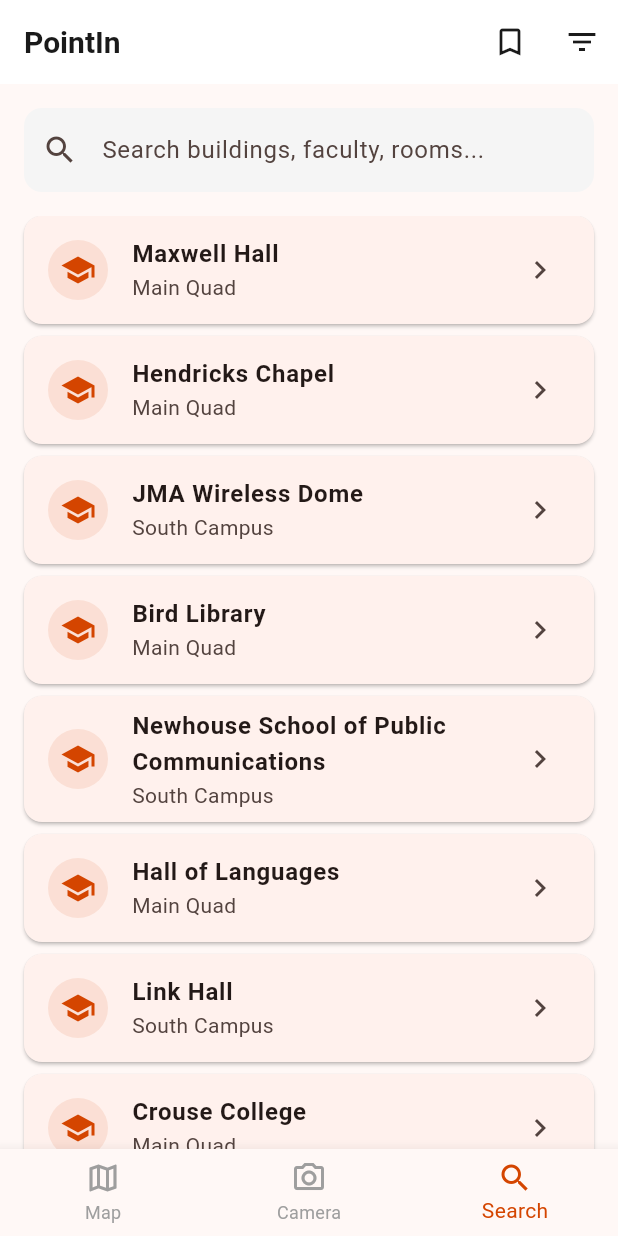
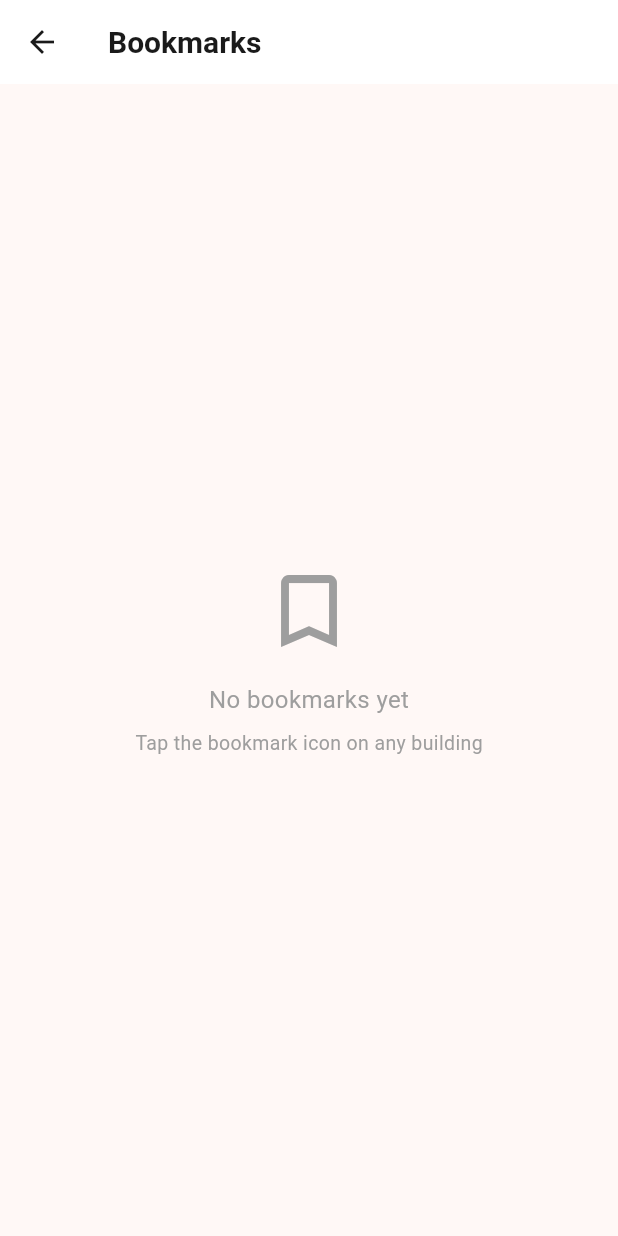
Before and after one commit to rajnishsahani/PointIn, a Flutter app: the screen it shows after launch, item 3 of the bottom bar chosen, after a tap on the "bookmark outline" icon, on a phone screen of 412 x 824 dp. Run offline on Flutter 3.47's test engine with Material 3 defaults, Android fonts, the phone set to English and light mode, and no system bars; our stand-ins replace camera, equatable, flutter_bloc, geolocator, google_maps_flutter, hive_flutter; accounts and stored records are empty.

Commit message:
Bookmarks with Hive local storage, bookmarks screen

```diff
--- a/lib/main.dart
+++ b/lib/main.dart
@@ -1,12 +1,15 @@
 import 'package:flutter/material.dart';
 import 'package:flutter_bloc/flutter_bloc.dart';
+import 'package:hive_flutter/hive_flutter.dart';
 import 'blocs/building/building_bloc.dart';
 import 'blocs/search/search_bloc.dart';
 import 'services/building_service.dart';
 import 'views/screens/home_screen.dart';
 import 'utils/app_theme.dart';
 
-void main() {
+void main() async {
+  WidgetsFlutterBinding.ensureInitialized();
+  await Hive.initFlutter();
   runApp(const PointInApp());
 }
 
@@ -20,9 +23,10 @@
     return MultiBlocProvider(
       providers: [
         BlocProvider<BuildingBloc>(
-          create: (_) =>
-              BuildingBloc(buildingService: buildingService)
-                ..add(LoadBuildings()),
+          create:
+              (_) =>
+                  BuildingBloc(buildingService: buildingService)
+                    ..add(LoadBuildings()),
         ),
         BlocProvider<SearchBloc>(
           create: (_) => SearchBloc(buildingService: buildingService),
--- /dev/null
+++ b/lib/services/local_storage_service.dart
@@ -0,0 +1,25 @@
+import 'package:hive_flutter/hive_flutter.dart';
+
+class LocalStorageService {
+  static const String _bookmarksBox = 'bookmarks';
+
+  Future<void> addBookmark(String buildingId) async {
+    final box = await Hive.openBox(_bookmarksBox);
+    await box.put(buildingId, DateTime.now().toIso8601String());
+  }
+
+  Future<void> removeBookmark(String buildingId) async {
+    final box = await Hive.openBox(_bookmarksBox);
+    await box.delete(buildingId);
+  }
+
+  Future<bool> isBookmarked(String buildingId) async {
+    final box = await Hive.openBox(_bookmarksBox);
+    return box.containsKey(buildingId);
+  }
+
+  Future<List<String>> getAllBookmarkIds() async {
+    final box = await Hive.openBox(_bookmarksBox);
+    return box.keys.cast<String>().toList();
+  }
+}
--- /dev/null
+++ b/lib/views/screens/bookmarks_screen.dart
@@ -0,0 +1,100 @@
+import 'package:flutter/material.dart';
+import '../../models/building.dart';
+import '../../services/building_service.dart';
+import '../../services/local_storage_service.dart';
+import 'building_detail_screen.dart';
+
+class BookmarksScreen extends StatefulWidget {
+  const BookmarksScreen({super.key});
+
+  @override
+  State<BookmarksScreen> createState() => _BookmarksScreenState();
+}
+
+class _BookmarksScreenState extends State<BookmarksScreen> {
+  final LocalStorageService _storage = LocalStorageService();
+  final BuildingService _buildingService = BuildingService();
+  List<Building> _bookmarkedBuildings = [];
+  bool _isLoading = true;
+
+  @override
+  void initState() {
+    super.initState();
+    _loadBookmarks();
+  }
+
+  Future<void> _loadBookmarks() async {
+    final ids = await _storage.getAllBookmarkIds();
+    final allBuildings = await _buildingService.getAllBuildings();
+    final bookmarked = allBuildings.where((b) => ids.contains(b.id)).toList();
+    setState(() {
+      _bookmarkedBuildings = bookmarked;
+      _isLoading = false;
+    });
+  }
+
+  @override
+  Widget build(BuildContext context) {
+    return Scaffold(
+      appBar: AppBar(title: const Text('Bookmarks')),
+      body:
+          _isLoading
+              ? const Center(child: CircularProgressIndicator())
+              : _bookmarkedBuildings.isEmpty
+              ? const Center(
+                child: Column(
+                  mainAxisAlignment: MainAxisAlignment.center,
+                  children: [
+                    Icon(Icons.bookmark_border, size: 64, color: Colors.grey),
+                    SizedBox(height: 16),
+                    Text(
+                      'No bookmarks yet',
+                      style: TextStyle(fontSize: 16, color: Colors.grey),
+                    ),
+                    SizedBox(height: 8),
+                    Text(
+                      'Tap the bookmark icon on any building',
+                      style: TextStyle(fontSize: 13, color: Colors.grey),
+                    ),
+                  ],
+                ),
+              )
+              : ListView.builder(
+                padding: const EdgeInsets.all(16),
+                itemCount: _bookmarkedBuildings.length,
+                itemBuilder: (context, index) {
+                  final b = _bookmarkedBuildings[index];
+                  return Card(
+                    margin: const EdgeInsets.only(bottom: 8),
+                    child: ListTile(
+                      leading: CircleAvatar(
+                        backgroundColor: const Color(
+                          0xFFD44500,
+                        ).withOpacity(0.1),
+                        child: const Icon(
+                          Icons.school,
+                          color: Color(0xFFD44500),
+                        ),
+                      ),
+                      title: Text(
+                        b.name,
+                        style: const TextStyle(fontWeight: FontWeight.w600),
+                      ),
+                      subtitle: Text(b.campusRegion ?? b.address ?? ''),
+                      trailing: const Icon(Icons.chevron_right),
+                      onTap: () async {
+                        await Navigator.push(
+                          context,
+                          MaterialPageRoute(
+                            builder: (_) => BuildingDetailScreen(building: b),
+                          ),
+                        );
+                        _loadBookmarks(); // refresh in case bookmark was removed
+                      },
+                    ),
+                  );
+                },
+              ),
+    );
+  }
+}
--- a/lib/views/screens/building_detail_screen.dart
+++ b/lib/views/screens/building_detail_screen.dart
@@ -1,9 +1,45 @@
 import 'package:flutter/material.dart';
 import '../../models/building.dart';
+import '../../services/local_storage_service.dart';
 
-class BuildingDetailScreen extends StatelessWidget {
+class BuildingDetailScreen extends StatefulWidget {
   final Building building;
   const BuildingDetailScreen({super.key, required this.building});
+
+  @override
+  State<BuildingDetailScreen> createState() => _BuildingDetailScreenState();
+}
+
+class _BuildingDetailScreenState extends State<BuildingDetailScreen> {
+  final LocalStorageService _storage = LocalStorageService();
+  bool _isBookmarked = false;
+
+  @override
+  void initState() {
+    super.initState();
+    _checkBookmark();
+  }
+
+  Future<void> _checkBookmark() async {
+    final result = await _storage.isBookmarked(widget.building.id);
+    setState(() => _isBookmarked = result);
+  }
+
+  Future<void> _toggleBookmark() async {
+    if (_isBookmarked) {
+      await _storage.removeBookmark(widget.building.id);
+    } else {
+      await _storage.addBookmark(widget.building.id);
+    }
+    setState(() => _isBookmarked = !_isBookmarked);
+
+    ScaffoldMessenger.of(context).showSnackBar(
+      SnackBar(
+        content: Text(_isBookmarked ? 'Bookmarked!' : 'Bookmark removed'),
+        duration: const Duration(seconds: 1),
+      ),
+    );
+  }
 
   @override
   Widget build(BuildContext context) {
@@ -11,11 +47,14 @@
       length: _getTabCount(),
       child: Scaffold(
         appBar: AppBar(
-          title: Text(building.name),
+          title: Text(widget.building.name),
           actions: [
             IconButton(
-              icon: const Icon(Icons.bookmark_border),
-              onPressed: () {},
+              icon: Icon(
+                _isBookmarked ? Icons.bookmark : Icons.bookmark_border,
+                color: _isBookmarked ? const Color(0xFFD44500) : null,
+              ),
+              onPressed: _toggleBookmark,
             ),
             IconButton(icon: const Icon(Icons.share), onPressed: () {}),
           ],
@@ -28,25 +67,27 @@
 
   int _getTabCount() {
     int count = 1;
-    if (building.faculty.isNotEmpty) count++;
-    if (building.rooms.isNotEmpty) count++;
-    if (building.notableEvents.isNotEmpty) count++;
+    if (widget.building.faculty.isNotEmpty) count++;
+    if (widget.building.rooms.isNotEmpty) count++;
+    if (widget.building.notableEvents.isNotEmpty) count++;
     return count;
   }
 
   List<Tab> _buildTabs() {
     final tabs = <Tab>[const Tab(text: 'Overview')];
-    if (building.faculty.isNotEmpty) tabs.add(const Tab(text: 'Faculty'));
-    if (building.rooms.isNotEmpty) tabs.add(const Tab(text: 'Rooms'));
-    if (building.notableEvents.isNotEmpty) tabs.add(const Tab(text: 'History'));
+    if (widget.building.faculty.isNotEmpty)
+      tabs.add(const Tab(text: 'Faculty'));
+    if (widget.building.rooms.isNotEmpty) tabs.add(const Tab(text: 'Rooms'));
+    if (widget.building.notableEvents.isNotEmpty)
+      tabs.add(const Tab(text: 'History'));
     return tabs;
   }
 
   List<Widget> _buildTabViews() {
     final views = <Widget>[_buildOverviewTab()];
-    if (building.faculty.isNotEmpty) views.add(_buildFacultyTab());
-    if (building.rooms.isNotEmpty) views.add(_buildRoomsTab());
-    if (building.notableEvents.isNotEmpty) views.add(_buildHistoryTab());
+    if (widget.building.faculty.isNotEmpty) views.add(_buildFacultyTab());
+    if (widget.building.rooms.isNotEmpty) views.add(_buildRoomsTab());
+    if (widget.building.notableEvents.isNotEmpty) views.add(_buildHistoryTab());
     return views;
   }
 
@@ -56,7 +97,6 @@
       child: Column(
         crossAxisAlignment: CrossAxisAlignment.start,
         children: [
-          // Type badge
           Container(
             padding: const EdgeInsets.symmetric(horizontal: 12, vertical: 4),
             decoration: BoxDecoration(
@@ -64,7 +104,7 @@
               borderRadius: BorderRadius.circular(20),
             ),
             child: Text(
-              building.type.name.toUpperCase(),
+              widget.building.type.name.toUpperCase(),
               style: TextStyle(
                 color: _getTypeColor(),
                 fontWeight: FontWeight.bold,
@@ -73,25 +113,29 @@
             ),
           ),
           const SizedBox(height: 12),
-          if (building.description != null)
+          if (widget.building.description != null)
             Text(
-              building.description!,
+              widget.building.description!,
               style: const TextStyle(fontSize: 16, height: 1.5),
             ),
           const SizedBox(height: 16),
-          if (building.constructionYear != null)
+          if (widget.building.constructionYear != null)
             _infoRow(
               Icons.calendar_today,
               'Built',
-              '${building.constructionYear}',
+              '${widget.building.constructionYear}',
             ),
-          if (building.architect != null)
-            _infoRow(Icons.architecture, 'Architect', building.architect!),
-          if (building.architecturalStyle != null)
-            _infoRow(Icons.style, 'Style', building.architecturalStyle!),
-          if (building.address != null)
-            _infoRow(Icons.location_on, 'Address', building.address!),
-          if (building.departments.isNotEmpty) ...[
+          if (widget.building.architect != null)
+            _infoRow(
+              Icons.architecture,
+              'Architect',
+              widget.building.architect!,
+            ),
+          if (widget.building.architecturalStyle != null)
+            _infoRow(Icons.style, 'Style', widget.building.architecturalStyle!),
+          if (widget.building.address != null)
+            _infoRow(Icons.location_on, 'Address', widget.building.address!),
+          if (widget.building.departments.isNotEmpty) ...[
             const SizedBox(height: 16),
             const Text(
               'Departments',
@@ -101,7 +145,8 @@
             Wrap(
               spacing: 8,
               runSpacing: 8,
-              children: building.departments
+              children:
+                  widget.building.departments
                       .map(
                         (d) => Chip(
                           label: Text(d, style: const TextStyle(fontSize: 13)),
@@ -118,10 +163,10 @@
   Widget _buildFacultyTab() {
     return ListView.separated(
       padding: const EdgeInsets.all(16),
-      itemCount: building.faculty.length,
+      itemCount: widget.building.faculty.length,
       separatorBuilder: (_, __) => const Divider(),
       itemBuilder: (context, index) {
-        final f = building.faculty[index];
+        final f = widget.building.faculty[index];
         return ListTile(
           leading: CircleAvatar(
             child: Text(f.name.split(' ').map((n) => n[0]).take(2).join()),
@@ -132,7 +177,8 @@
           ),
           subtitle: Text('${f.title ?? ''}\n${f.department ?? ''}'),
           isThreeLine: true,
-          trailing: f.officeRoom != null
+          trailing:
+              f.officeRoom != null
                   ? Chip(
                     label: Text(
                       'Room ${f.officeRoom}',
@@ -148,15 +194,16 @@
   Widget _buildRoomsTab() {
     return ListView.separated(
       padding: const EdgeInsets.all(16),
-      itemCount: building.rooms.length,
+      itemCount: widget.building.rooms.length,
       separatorBuilder: (_, __) => const Divider(),
       itemBuilder: (context, index) {
-        final r = building.rooms[index];
+        final r = widget.building.rooms[index];
         return ListTile(
           leading: Icon(_getRoomIcon(r.type), color: Colors.grey[700]),
           title: Text(r.name ?? 'Room ${r.number}'),
           subtitle: Text('Room ${r.number} • Floor ${r.floor ?? "N/A"}'),
-          trailing: r.capacity != null
+          trailing:
+              r.capacity != null
                   ? Text(
                     '${r.capacity} seats',
                     style: const TextStyle(color: Colors.grey),
@@ -173,14 +220,14 @@
       child: Column(
         crossAxisAlignment: CrossAxisAlignment.start,
         children: [
-          if (building.architecturalStyle != null) ...[
+          if (widget.building.architecturalStyle != null) ...[
             const Text(
               'Architectural Style',
               style: TextStyle(fontSize: 16, fontWeight: FontWeight.bold),
             ),
             const SizedBox(height: 8),
             Text(
-              building.architecturalStyle!,
+              widget.building.architecturalStyle!,
               style: const TextStyle(fontSize: 15),
             ),
             const SizedBox(height: 20),
@@ -190,7 +237,7 @@
             style: TextStyle(fontSize: 16, fontWeight: FontWeight.bold),
           ),
           const SizedBox(height: 8),
-          ...building.notableEvents.map(
+          ...widget.building.notableEvents.map(
             (event) => Padding(
               padding: const EdgeInsets.only(bottom: 12),
               child: Row(
@@ -250,7 +297,7 @@
   }
 
   Color _getTypeColor() {
-    switch (building.type) {
+    switch (widget.building.type) {
       case BuildingType.university:
         return const Color(0xFFD44500);
       case BuildingType.commercial:
--- a/lib/views/screens/home_screen.dart
+++ b/lib/views/screens/home_screen.dart
@@ -2,6 +2,7 @@
 import 'map_screen.dart';
 import 'camera_screen.dart';
 import 'search_screen.dart';
+import 'bookmarks_screen.dart';
 
 class HomeScreen extends StatefulWidget {
   const HomeScreen({super.key});
@@ -25,7 +26,15 @@
       appBar: AppBar(
         title: const Text('PointIn'),
         actions: [
-          IconButton(icon: const Icon(Icons.bookmark_border), onPressed: () {}),
+          IconButton(
+            icon: const Icon(Icons.bookmark_border),
+            onPressed: () {
+              Navigator.push(
+                context,
+                MaterialPageRoute(builder: (_) => const BookmarksScreen()),
+              );
+            },
+          ),
           IconButton(icon: const Icon(Icons.filter_list), onPressed: () {}),
         ],
       ),
```
Lines whose indentation alone changed are shown as unchanged.
